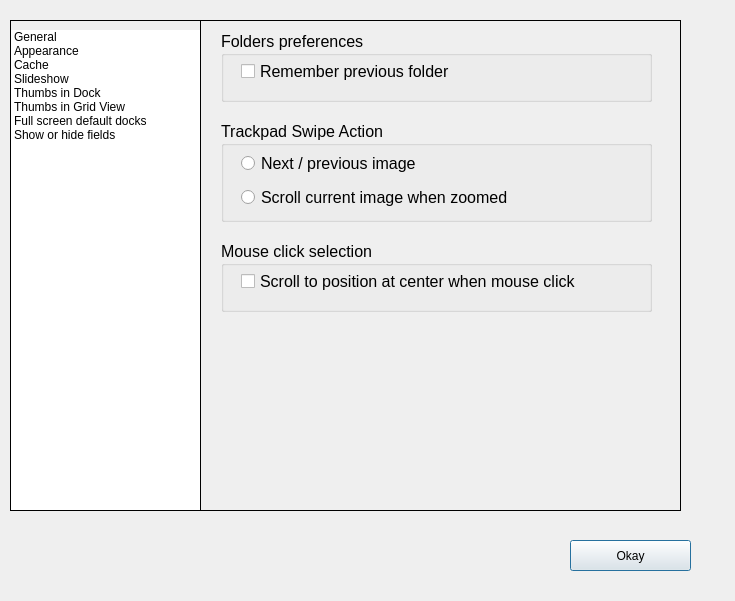
Old version of the form Dialogs/prefdlg.ui in the repository towhee/Winnow64.
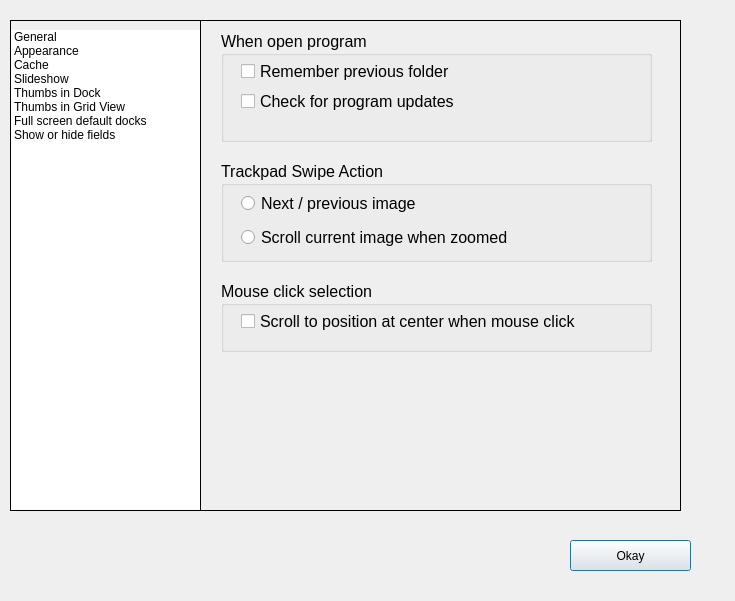
New version of the form.

Commit message: Check app updates QSetting

```diff
--- a/Dialogs/prefdlg.ui
+++ b/Dialogs/prefdlg.ui
@@ -66,7 +66,7 @@
      <property name="geometry">
       <rect>
        <x>20</x>
-       <y>100</y>
+       <y>140</y>
        <width>431</width>
        <height>101</height>
       </rect>
@@ -117,11 +117,11 @@
        <x>20</x>
        <y>10</y>
        <width>431</width>
-       <height>71</height>
+       <height>111</height>
       </rect>
      </property>
      <property name="title">
-      <string>Folders preferences</string>
+      <string>When open program</string>
      </property>
      <widget class="QCheckBox" name="rememberFolderChk">
       <property name="geometry">
@@ -141,12 +141,30 @@
        <string>Remember previous folder</string>
       </property>
      </widget>
+     <widget class="QCheckBox" name="updateAppChk">
+      <property name="geometry">
+       <rect>
+        <x>20</x>
+        <y>60</y>
+        <width>261</width>
+        <height>20</height>
+       </rect>
+      </property>
+      <property name="font">
+       <font>
+        <pointsize>12</pointsize>
+       </font>
+      </property>
+      <property name="text">
+       <string>Check for program updates</string>
+      </property>
+     </widget>
     </widget>
     <widget class="QGroupBox" name="groupBoxFolders_2">
      <property name="geometry">
       <rect>
        <x>20</x>
-       <y>220</y>
+       <y>260</y>
        <width>431</width>
        <height>71</height>
       </rect>
```
The commit also changes 5 other files.
